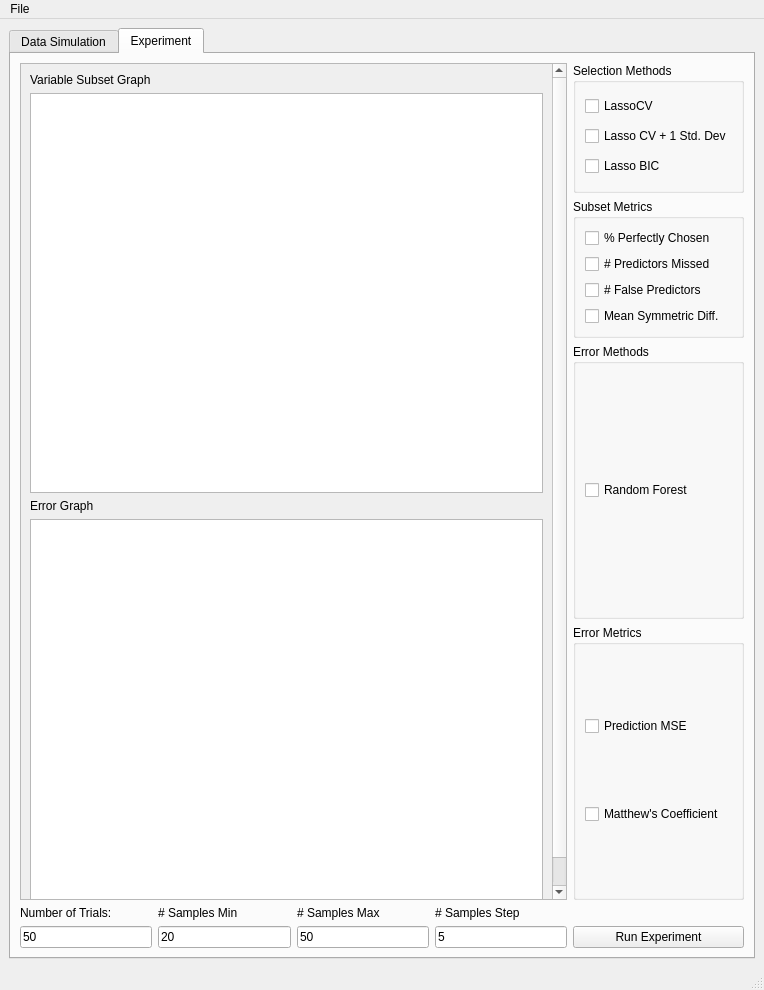
Before: the Qt Designer form simulationgui/gui.ui in kyranstar/NASAMetaStudy, drawn with Qt 5.
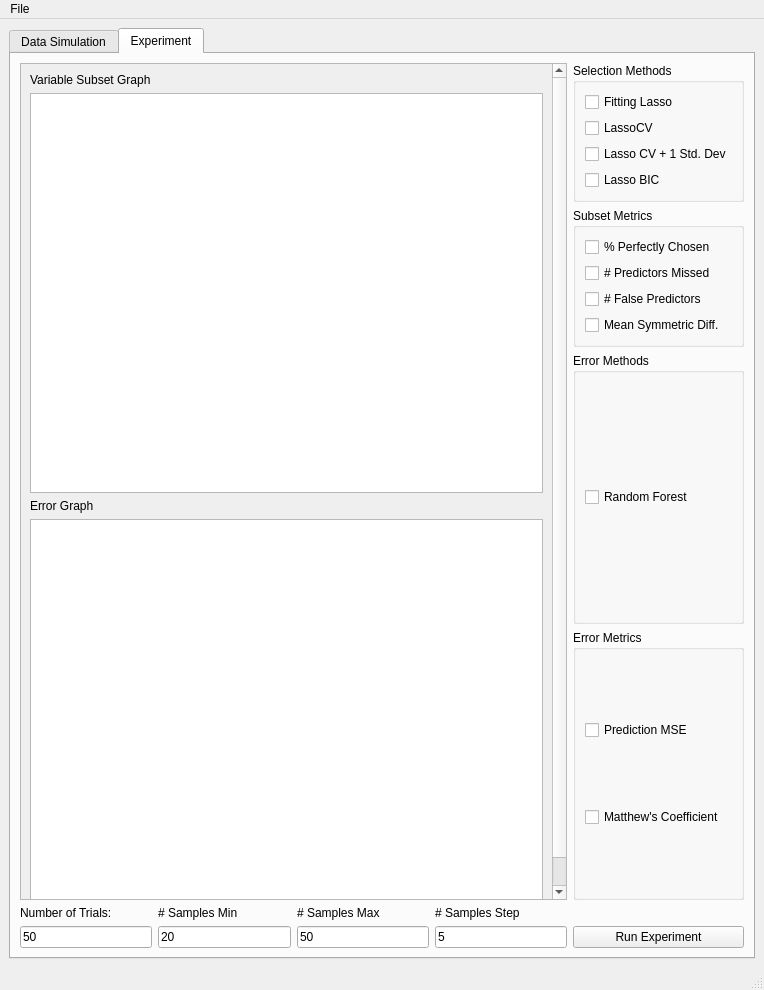
After: the same form once the commit is applied. The open tabs and pages were chosen to show the change. Custom widgets are drawn as their Qt base class.

```diff
--- a/simulationgui/gui.ui
+++ b/simulationgui/gui.ui
@@ -317,6 +317,13 @@
                <string>Selection Methods</string>
               </property>
               <layout class="QVBoxLayout" name="verticalLayout">
+               <item>
+                <widget class="QCheckBox" name="fitting_lasso_checkbox">
+                 <property name="text">
+                  <string>Fitting Lasso</string>
+                 </property>
+                </widget>
+               </item>
                <item>
                 <widget class="QCheckBox" name="lasso_cv_checkbox">
                  <property name="text">
```
Left out of the diff: 2 changed lines with no effect on the pictures.
